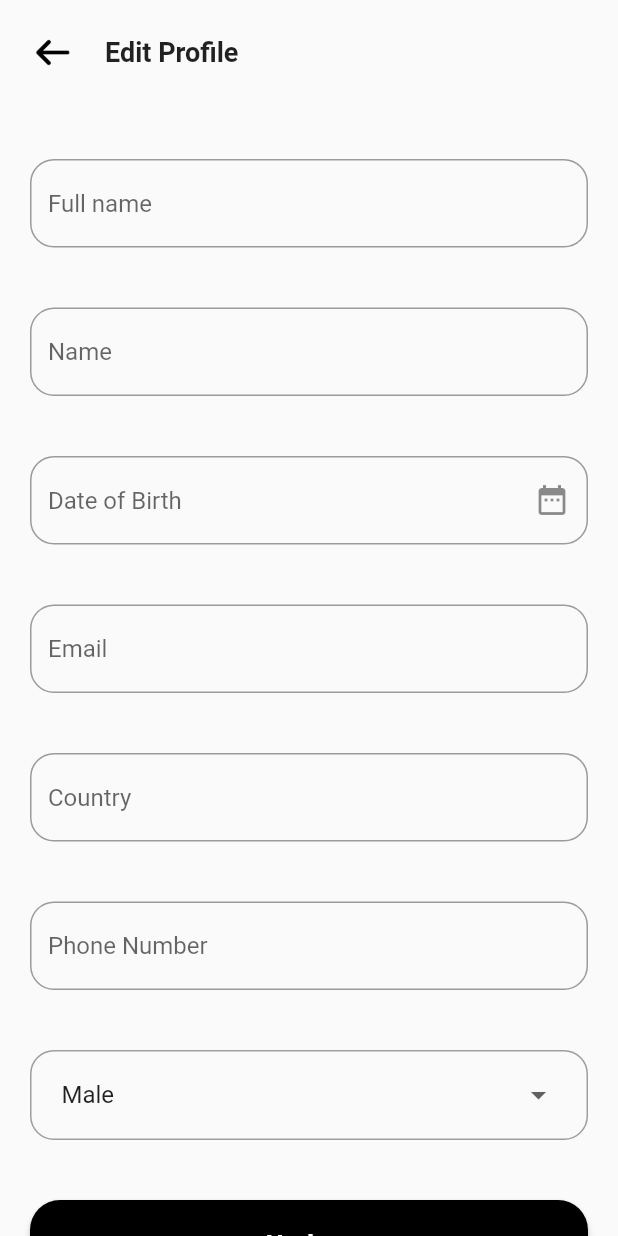
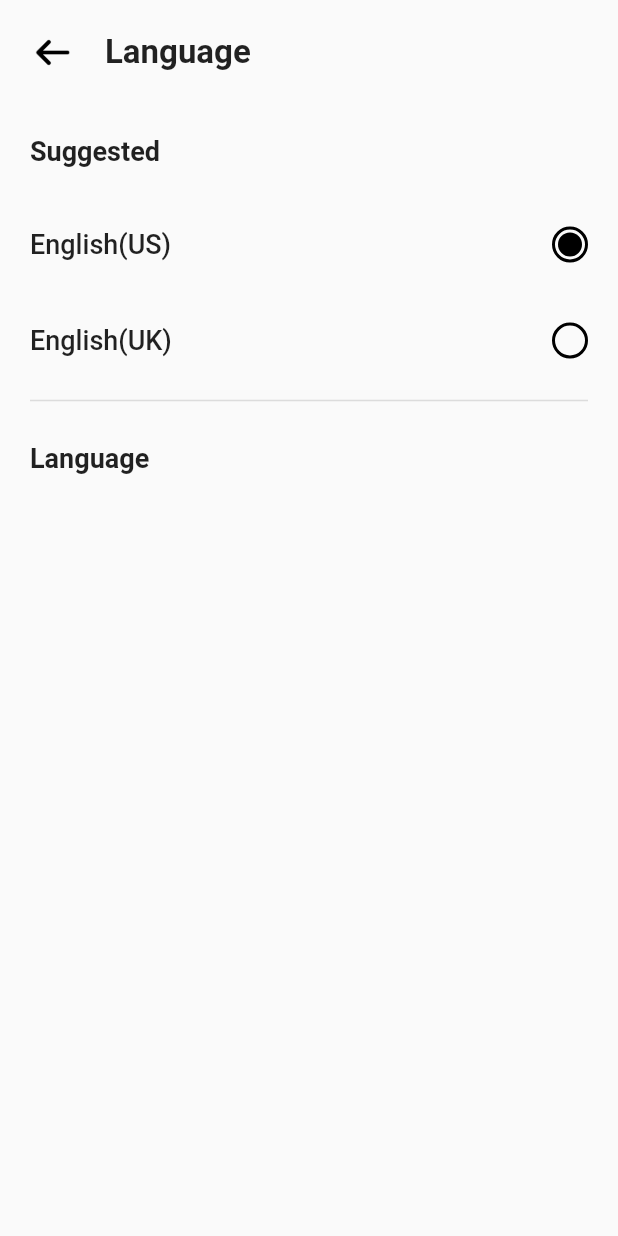
Before and after one commit to HaiDinh25/CarMarket, a Flutter app: the ProfilesPage screen opened directly, after a tap on "Language", on a phone screen of 412 x 824 dp. Run offline on Flutter 3.47's test engine with Material 2 defaults, Android fonts, the phone set to English and light mode, and no system bars.

Commit message:
20-7-2022

```diff
--- a/lib/home/specialoffers.dart
+++ b/lib/home/specialoffers.dart
@@ -32,10 +32,7 @@ class _SpecialState extends State<Special> {
                 width: 70,
                 child: GestureDetector(
                   onTap: () {
-                    Navigator.push(
-                      context,
-                      MaterialPageRoute(builder: (context) => const ScreenA()),
-                    );
+                    Navigator.pop(context);
                   },
                   child: Image.asset('assets/images/icons8-left-96.png'),
                 ),
--- a/lib/home/topdealseeall.dart
+++ b/lib/home/topdealseeall.dart
@@ -41,10 +41,7 @@ class _SeeAllState extends State<SeeAll> {
               width: 70,
               child: GestureDetector(
                 onTap: () {
-                  Navigator.push(
-                    context,
-                    MaterialPageRoute(builder: (context) => const ScreenA()),
-                  );
+                  Navigator.pop(context);
                 },
                 child: Image.asset('assets/images/icons8-left-96.png'),
               ),
--- a/lib/profile/editprofile.dart
+++ b/lib/profile/editprofile.dart
@@ -53,11 +53,7 @@ class _EditProfileState extends State<EditProfile> {
                 width: 70,
                 child: GestureDetector(
                   onTap: () {
-                    Navigator.push(
-                      context,
-                      MaterialPageRoute(
-                          builder: (context) => const ProfilesPage()),
-                    );
+                    Navigator.pop(context);
                   },
                   child: Image.asset('assets/images/icons8-left-96.png'),
                 ),
--- /dev/null
+++ b/lib/profile/language.dart
@@ -0,0 +1,167 @@
+import 'package:car_market/const/string.dart';
+import 'package:car_market/profile/profile.dart';
+import 'package:flutter/material.dart';
+
+class LanguagePage extends StatefulWidget {
+  const LanguagePage({super.key});
+
+  @override
+  State<LanguagePage> createState() => _LanguagePageState();
+}
+
+class _LanguagePageState extends State<LanguagePage> {
+  @override
+  Widget build(BuildContext context) {
+    return const Scaffold(body: Language());
+  }
+}
+
+class Language extends StatefulWidget {
+  const Language({Key? key}) : super(key: key);
+
+  @override
+  State<Language> createState() => _LanguageState();
+}
+
+class _LanguageState extends State<Language> {
+  List<Menu> menuList = [];
+
+  @override
+  void initState() {
+    menuList.add(Menu(index: 0, title: 'English(US)', isSelected: true));
+    menuList.add(Menu(index: 1, title: 'English(UK)', isSelected: false));
+    super.initState();
+  }
+
+  @override
+  Widget build(BuildContext context) {
+    return SafeArea(
+      child: Column(
+        children: <Widget>[
+          Row(
+            children: <Widget>[
+              Container(
+                alignment: Alignment.center,
+                padding: const EdgeInsets.all(20),
+                width: 70,
+                child: GestureDetector(
+                  onTap: () {
+                    Navigator.pop(context);
+                  },
+                  child: Image.asset('assets/images/icons8-left-96.png'),
+                ),
+              ),
+              const Expanded(
+                child: Text(
+                  language,
+                  style: TextStyle(fontSize: 22, fontWeight: FontWeight.bold),
+                ),
+              ),
+            ],
+          ),
+          Expanded(
+              child: SingleChildScrollView(
+            child: Column(
+              children: <Widget>[
+                Container(
+                    padding: const EdgeInsets.all(20),
+                    alignment: Alignment.centerLeft,
+                    child: const Text('Suggested',
+                        style: TextStyle(
+                            fontSize: 18, fontWeight: FontWeight.bold))),
+                ListView.builder(
+                  itemBuilder: (_, index) {
+                    return _itemMenu(menu: menuList[index], index: index);
+                  },
+                  itemCount: menuList.length,
+                  shrinkWrap: true,
+                ),
+                Row(
+                  children: const <Widget>[
+                    Expanded(
+                      child: Padding(
+                        padding: EdgeInsets.symmetric(
+                          horizontal: 20,
+                        ),
+                        child: Divider(
+                          thickness: 1,
+                        ),
+                      ),
+                    ),
+                  ],
+                ),
+                Container(
+                    padding: const EdgeInsets.all(20),
+                    alignment: Alignment.centerLeft,
+                    child: const Text('Language',
+                        style: TextStyle(
+                            fontSize: 18, fontWeight: FontWeight.bold))),
+              ],
+            ),
+          ))
+        ],
+      ),
+    );
+  }
+
+  Widget _itemMenu({Menu? menu, int? index}) {
+    return GestureDetector(
+      onTap: () {
+        setState(() {
+          for (int i = 0; i < menuList.length; i++) {
+            if (index == i) {
+              menuList[index ?? 0].isSelected = true;
+            } else {
+              menuList[i].isSelected = false;
+            }
+          }
+          //set event
+        });
+      },
+      child: Row(
+        children: <Widget>[
+          Expanded(
+            child: Container(
+              alignment: Alignment.centerLeft,
+              padding: const EdgeInsets.all(20),
+              child: Text(
+                menu!.title,
+                style:
+                    const TextStyle(fontSize: 18, fontWeight: FontWeight.w500),
+              ),
+            ),
+          ),
+          Container(
+            margin: const EdgeInsets.all(20),
+            alignment: Alignment.center,
+            height: 24,
+            width: 24,
+            decoration: BoxDecoration(
+              border: Border.all(
+                  color: menu.isSelected == true ? Colors.black : Colors.black,
+                  width: 2),
+              shape: BoxShape.circle,
+            ),
+            child: Container(
+              height: 16,
+              width: 16,
+              decoration: BoxDecoration(
+                shape: BoxShape.circle,
+                color:
+                    menu.isSelected == true ? Colors.black : Colors.transparent,
+              ),
+            ),
+          ),
+        ],
+      ),
+    );
+  }
+}
+
+class Menu {
+  int index;
+  String title;
+  bool isSelected;
+
+  Menu({required this.index, required this.title, required this.isSelected});
+}
--- a/lib/profile/profile.dart
+++ b/lib/profile/profile.dart
@@ -1,6 +1,8 @@
 import 'package:car_market/const/string.dart';
 import 'package:car_market/login/login.dart';
 import 'package:car_market/profile/editprofile.dart';
+import 'package:car_market/profile/invitefriend.dart';
+import 'package:car_market/profile/language.dart';
 import 'package:car_market/profile/notification.dart';
 import 'package:car_market/profile/payment.dart';
 import 'package:car_market/profile/security.dart';
@@ -72,7 +74,7 @@ class _ProfilesState extends State<Profiles> {
               child: SingleChildScrollView(
             child: Column(
               children: <Widget>[
-                Container(
+                SizedBox(
                   height: 130,
                   width: 130,
                   child: Stack(
@@ -172,9 +174,8 @@ class _ProfilesState extends State<Profiles> {
                     callback: () => Navigator.push(
                         context,
                         MaterialPageRoute(
-                            builder: (context) => const EditProfilePage()))),
-                Container(
-                  child: Row(
+                            builder: (context) => const LanguagePage()))),
+                Row(
                   children: <Widget>[
                     Container(
                       alignment: Alignment.center,
@@ -203,7 +204,6 @@ class _ProfilesState extends State<Profiles> {
                     ),
                   ],
                 ),
-                ),
                 _itemMenu(
                     icon: 'assets/images/icons8-lock-100.png',
                     title: privacipolicy,
@@ -224,7 +224,7 @@ class _ProfilesState extends State<Profiles> {
                     callback: () => Navigator.push(
                         context,
                         MaterialPageRoute(
-                            builder: (context) => const EditProfilePage()))),
+                            builder: (context) => const InviteFriendPage()))),
                 _itemMenu(
                     icon: 'assets/images/icons8-logout-100.png',
                     title: logout,
```
Also changed, not shown: lib/profile/invitefriend.dart (added, +128 -0 lines), lib/profile/notification.dart (+2 -6 lines), lib/profile/payment.dart (+2 -6 lines), lib/profile/security.dart (+10 -14 lines), lib/wallet/seeallwallet.dart (+9 -15 lines), lib/wallet/wallet.dart (+31 -44 lines). Lines whose indentation alone changed are shown as unchanged.
